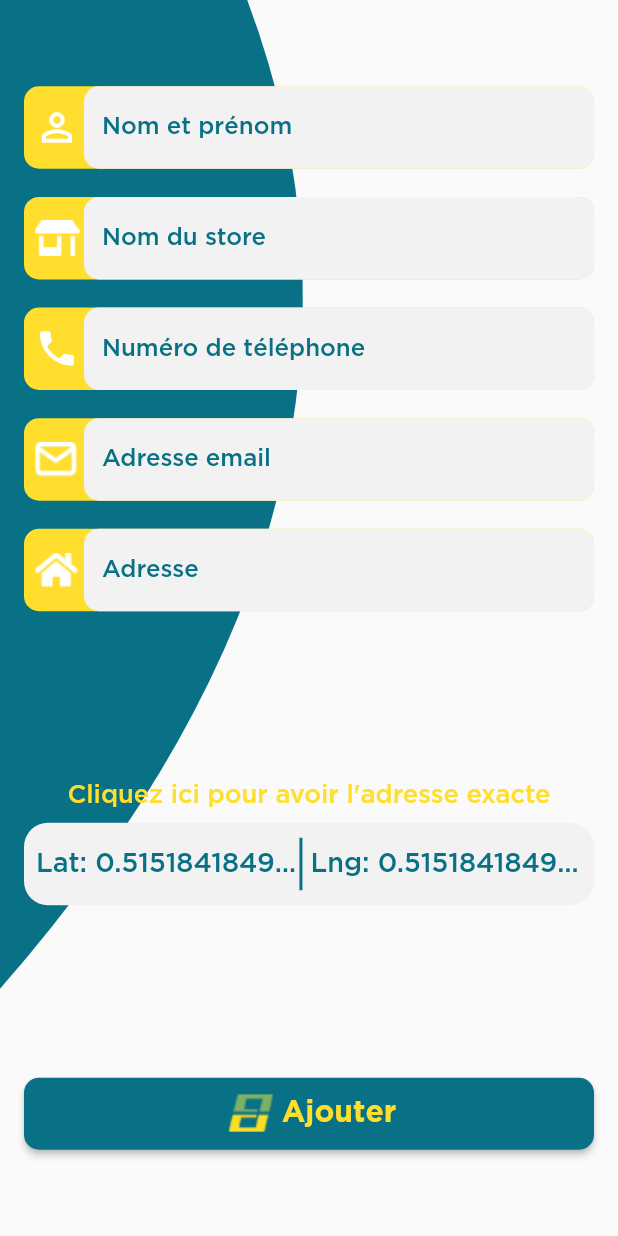
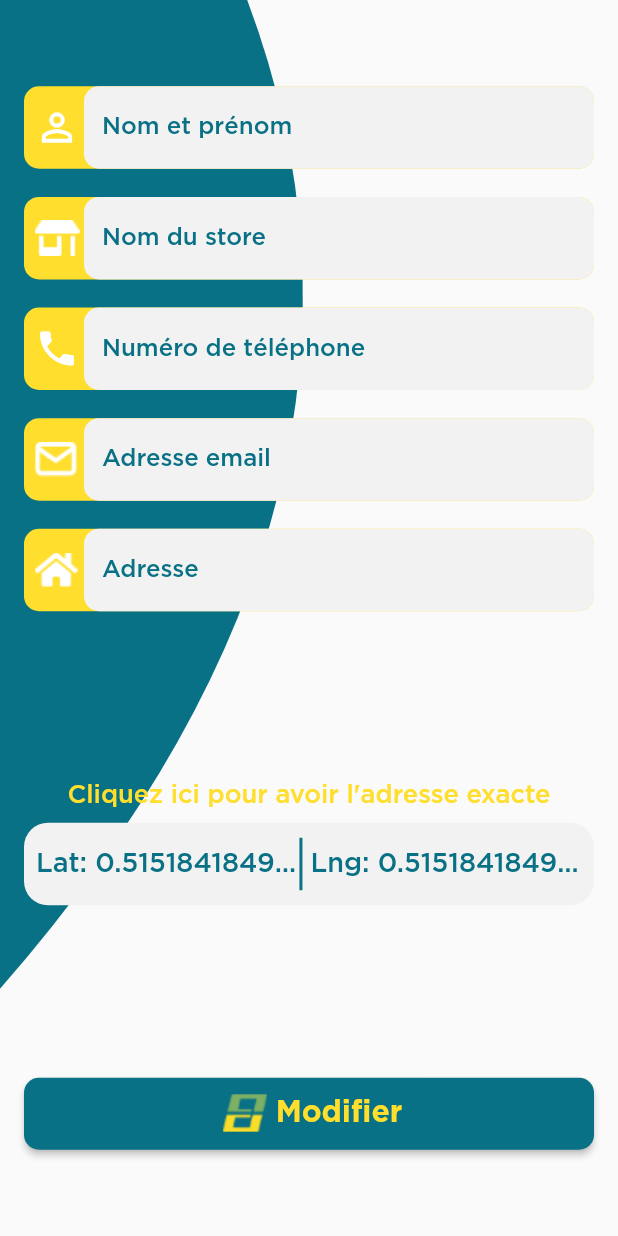
Before and after one commit to Djameleddine21/BMS-Electric-App, a Flutter app: the screen it shows after launch, on a phone screen of 412 x 824 dp. Run offline on Flutter 3.47's test engine with Material 2 defaults, Android fonts, the phone set to English and light mode, and no system bars; our stand-ins replace firebase_core, get, google_maps_flutter; accounts and stored records are empty.

Commit message:
added edit reseller page

```diff
--- a/lib/main.dart
+++ b/lib/main.dart
@@ -1,6 +1,7 @@
 import 'package:bms_electric/constants.dart';
 import 'package:bms_electric/views/routes/routes.dart';
 import 'package:bms_electric/views/screens/add_reseller/add_reseller_page.dart';
+import 'package:bms_electric/views/screens/edit_reseller/edit_reseller_page.dart';
 import 'package:firebase_core/firebase_core.dart';
 import 'package:flutter/material.dart';
 import 'package:get/get.dart';
@@ -30,7 +31,7 @@ class BMSApp extends StatelessWidget {
       ),
       defaultTransition: Transition.cupertino,
       getPages: pages,
-      initialRoute: AddResellerPage.id,
+      initialRoute: EditResellerPage.id,
     );
   }
 }
--- a/lib/views/routes/routes.dart
+++ b/lib/views/routes/routes.dart
@@ -1,7 +1,9 @@
-import 'package:bms_electric/views/screens/add_reseller/add_reseller_page.dart';
-import 'package:bms_electric/views/screens/auth/auth_page.dart';
-import 'package:bms_electric/views/screens/home/home_page.dart';
 import 'package:get/get.dart';
+
+import '../screens/add_reseller/add_reseller_page.dart';
+import '../screens/auth/auth_page.dart';
+import '../screens/edit_reseller/edit_reseller_page.dart';
+import '../screens/home/home_page.dart';
 
 List<GetPage> pages = <GetPage>[
   //auth page
@@ -10,4 +12,6 @@ List<GetPage> pages = <GetPage>[
   GetPage(name: HomePage.id, page: () => HomePage()),
   // add reseller page
   GetPage(name: AddResellerPage.id, page: () => AddResellerPage()),
+  // edit reseller
+  GetPage(name: EditResellerPage.id, page: () => EditResellerPage()),
 ];
--- /dev/null
+++ b/lib/views/screens/edit_reseller/edit_reseller_page.dart
@@ -0,0 +1,143 @@
+import 'package:bms_electric/constants.dart';
+import 'package:bms_electric/views/components/clipper/side_wave.dart';
+import 'package:bms_electric/views/components/custom_button.dart';
+import 'package:bms_electric/views/components/custom_field.dart';
+import 'package:flutter/material.dart';
+import 'package:get/get.dart';
+
+class EditResellerPage extends StatelessWidget {
+  static const id = "/edit";
+  @override
+  Widget build(BuildContext context) {
+    return SafeArea(
+        child: Scaffold(
+      body: Stack(
+        children: [
+          ClipPath(
+            clipper: SideWave(),
+            child: Container(
+              color: primaryColor,
+              height: Get.height,
+              width: Get.width,
+            ),
+          ),
+          SizedBox.expand(
+            child: Column(
+              mainAxisAlignment: MainAxisAlignment.spaceAround,
+              children: [
+                SizedBox(
+                  height: 70.0 * 5,
+                  child: Column(
+                    mainAxisAlignment: MainAxisAlignment.spaceBetween,
+                    children: [
+                      CustomField(
+                        icon: Icon(Icons.person_outline,
+                            color: Colors.white, size: 30.0),
+                        textField: TextField(
+                          style: TextStyle(color: primaryColor),
+                          decoration: inputDecoration.copyWith(
+                              hintText: "Nom et prénom"),
+                          keyboardType: TextInputType.phone,
+                        ),
+                      ),
+                      CustomField(
+                        icon: Image.asset("assets/icons/store.png"),
+                        textField: TextField(
+                          style: TextStyle(color: primaryColor),
+                          decoration: inputDecoration.copyWith(
+                              hintText: "Nom du store"),
+                          keyboardType: TextInputType.phone,
+                        ),
+                      ),
+                      CustomField(
+                        icon:
+                            Icon(Icons.phone, color: Colors.white, size: 30.0),
+                        textField: TextField(
+                          style: TextStyle(color: primaryColor),
+                          decoration: inputDecoration.copyWith(
+                              hintText: "Numéro de téléphone"),
+                          keyboardType: TextInputType.phone,
+                        ),
+                      ),
+                      CustomField(
+                        icon: Image.asset("assets/icons/mail.png"),
+                        textField: TextField(
+                          style: TextStyle(color: primaryColor),
+                          decoration: inputDecoration.copyWith(
+                              hintText: "Adresse email"),
+                          keyboardType: TextInputType.phone,
+                        ),
+                      ),
+                      CustomField(
+                        icon: Image.asset("assets/icons/home.png"),
+                        textField: TextField(
+                          style: TextStyle(color: primaryColor),
+                          decoration:
+                              inputDecoration.copyWith(hintText: "Adresse"),
+                          keyboardType: TextInputType.phone,
+                        ),
+                      ),
+                    ],
+                  ),
+                ),
+                Column(
+                  children: [
+                    FittedBox(
+                      child: Text(
+                        "Cliquez ici pour avoir l'adresse exacte",
+                        style: TextStyle(
+                          color: secondaryColor,
+                          fontSize: 17,
+                        ),
+                      ),
+                    ),
+                    SizedBox(
+                      height: 10,
+                    ),
+                    Container(
+                      padding: EdgeInsets.symmetric(horizontal: 8),
+                      margin: EdgeInsets.symmetric(horizontal: 16),
+                      alignment: Alignment.center,
+                      width: double.infinity,
+                      height: 55,
+                      decoration: BoxDecoration(
+                        color: greyColor,
+                        borderRadius: BorderRadius.circular(16),
+                      ),
+                      child: Row(
+                        children: [
+                          Text("Lat: "),
+                          Expanded(
+                            child: Text(
+                              "0.515184184984 ",
+                              overflow: TextOverflow.ellipsis,
+                            ),
+                          ),
+                          VerticalDivider(
+                            color: primaryColor,
+                            thickness: 2,
+                            width: 2,
+                            indent: 10,
+                            endIndent: 10,
+                          ),
+                          Text(" Lng: "),
+                          Expanded(
+                            child: Text(
+                              "0.515184184984",
+                              overflow: TextOverflow.ellipsis,
+                            ),
+                          )
+                        ],
+                      ),
+                    )
+                  ],
+                ),
+                CustomButton(text: "Modifier", onTap: null)
+              ],
+            ),
+          )
+        ],
+      ),
+    ));
+  }
+}
```
